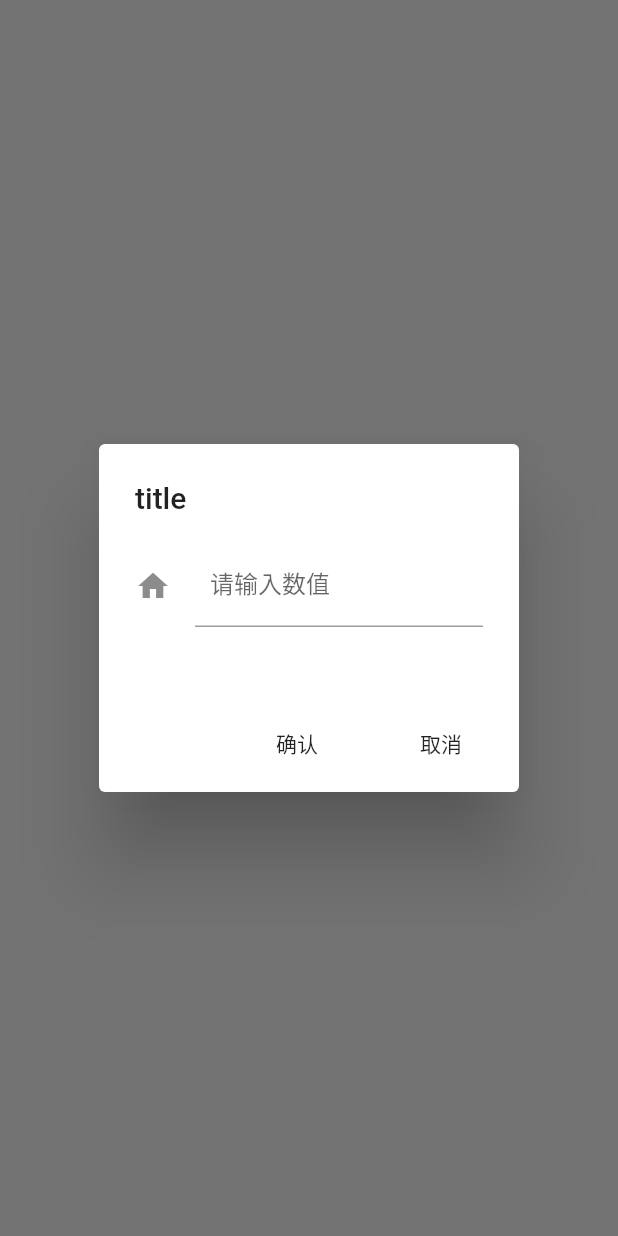
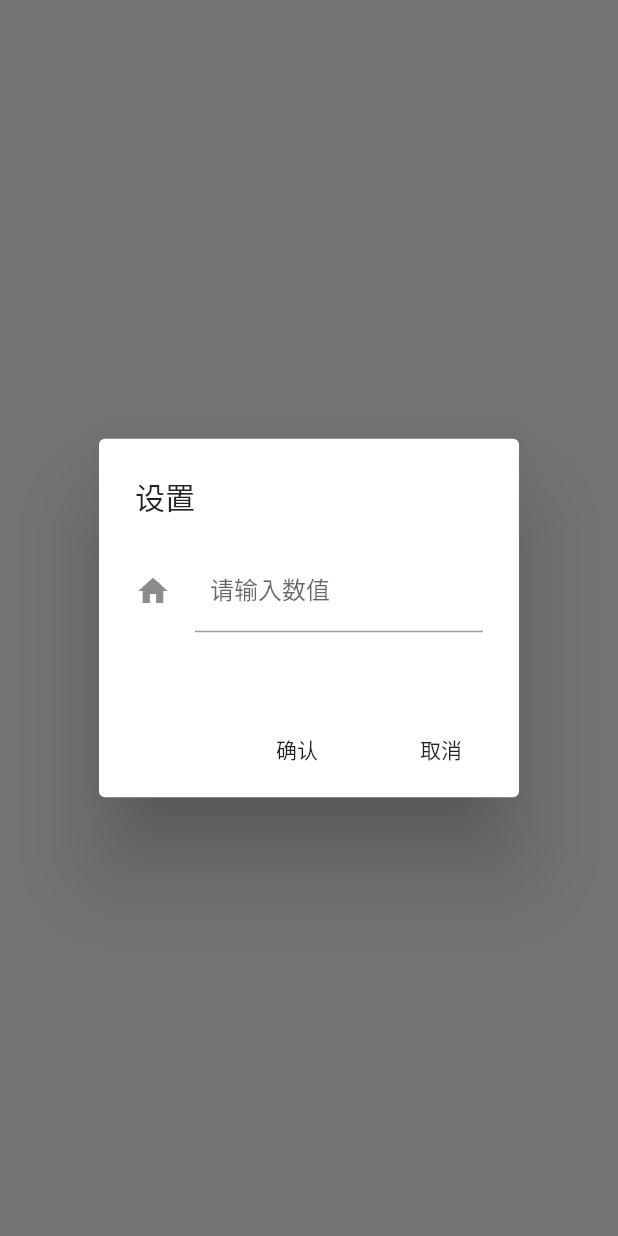
Before and after one commit to kjcx/flutter-app, a Flutter app: what showAboutDialog() shows on an empty page, opened directly with empty values, on a phone screen of 412 x 824 dp. Run offline on Flutter 3.47's test engine with Material 2 defaults, Android fonts, the phone set to English and light mode, and no system bars; our stand-ins replace dio; network calls fail.

Commit message:
first commit

```diff
--- a/lib/deviceInfo.dart
+++ b/lib/deviceInfo.dart
@@ -147,7 +147,7 @@ void showAboutDialog(BuildContext context,int indexOf) {
   showDialog(
       context: context,
       builder: (_) =>  AlertDialog(
-        title: new Text("title"),
+        title: new Text("设置"),
         content: TextField(
           controller: _controller,//设置控制器，这个控制器能获取输入框内容
 
```
